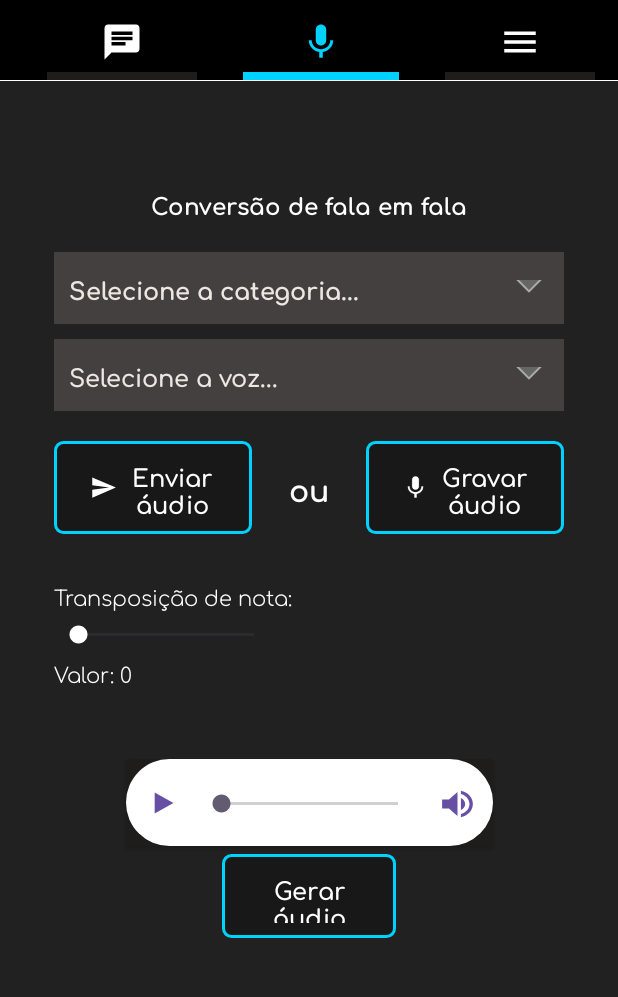
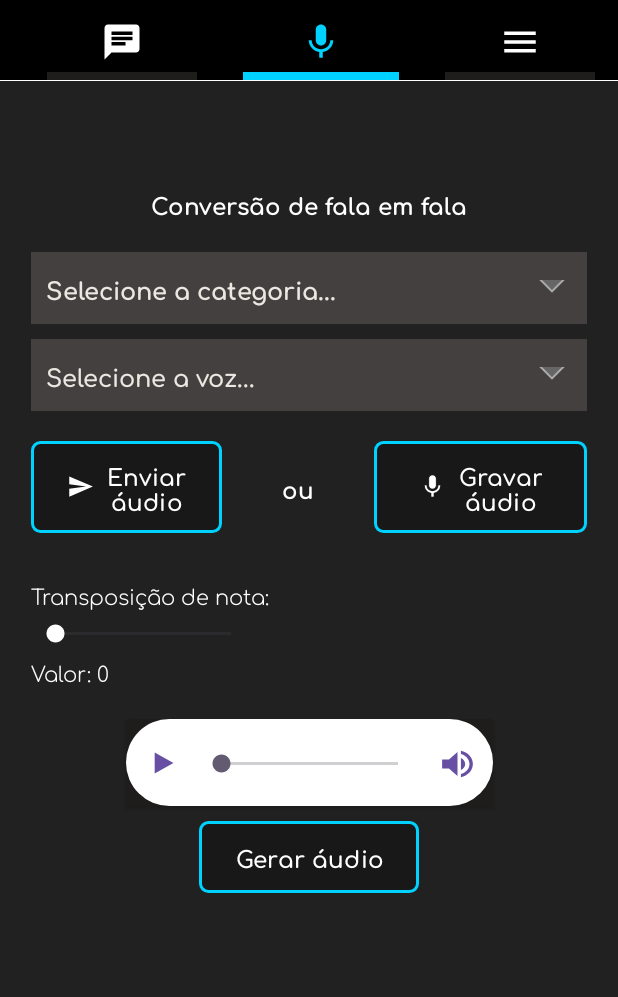
Before and after one commit to JohnnyMichael17/falatron-app, an Android app: the screen it shows after launch (MainActivity), after a tap on an icon or button, on a phone screen of 412 x 824 dp, the part 75-1072 px from its top. Run offline under Robolectric (Android 15) with nearby library versions, the phone set to English and light mode, and no system bars; our stand-ins replace AdMob; pictures from the network do not load; 10 statements that could not run were skipped.

Commit message:
Melhorando botões

```diff
--- a/app/src/main/java/com/falatron/fragments/RvcFragment.java
+++ b/app/src/main/java/com/falatron/fragments/RvcFragment.java
@@ -33,7 +33,6 @@ import android.provider.Settings;
 import android.util.Base64;
 import android.util.Log;
 import android.view.LayoutInflater;
-import android.view.MotionEvent;
 import android.view.View;
 import android.view.ViewGroup;
 import android.view.animation.Animation;
@@ -100,6 +99,7 @@ public class RvcFragment extends Fragment {
 
     private MediaRecorder mediaRecorder;
     private String outputFile;
+    private boolean isRecording = false;
 
     private boolean isPlaying = false;
     private boolean isMuted = false;
@@ -144,7 +144,7 @@ public class RvcFragment extends Fragment {
 
         outputFile = Environment.getExternalStoragePublicDirectory(Environment.DIRECTORY_MUSIC).getAbsolutePath() + "/recording.mp3";
 
-        binding.btnGravarAudio.setOnTouchListener(new View.OnTouchListener() {
+        /*binding.btnGravarAudio.setOnTouchListener(new View.OnTouchListener() {
             @Override
             public boolean onTouch(View v, MotionEvent event) {
                 switch (event.getAction()) {
@@ -160,6 +160,23 @@ public class RvcFragment extends Fragment {
                         break;
                 }
                 return true;
+            }
+        });*/
+
+        binding.btnGravarAudio.setOnClickListener(new View.OnClickListener() {
+            @SuppressLint("UseCompatLoadingForDrawables")
+            @Override
+            public void onClick(View v) {
+                if (isRecording) {
+                    binding.btnGravarAudio.setIcon(getResources().getDrawable(R.drawable.baseline_square_24, null));
+                    binding.btnGravarAudio.setText(R.string.parar_de_gravar);
+                    startRecording();
+                } else {
+                    binding.btnGravarAudio.setIcon(getResources().getDrawable(R.drawable.baseline_mic_24, null));
+                    binding.btnGravarAudio.setText(R.string.gravar_audio);
+                    stopRecording();
+                }
+                isRecording = !isRecording;
             }
         });
 
--- a/app/src/main/res/layout/fragment_rvc.xml
+++ b/app/src/main/res/layout/fragment_rvc.xml
@@ -25,6 +25,20 @@
             android:layout_height="wrap_content"
             android:background="@color/backgroundColor2">
 
+            <androidx.constraintlayout.widget.Guideline
+                android:id="@+id/guideline"
+                android:layout_width="wrap_content"
+                android:layout_height="wrap_content"
+                android:orientation="vertical"
+                app:layout_constraintGuide_percent="0.05" />
+
+            <androidx.constraintlayout.widget.Guideline
+                android:id="@+id/guideline2"
+                android:layout_width="wrap_content"
+                android:layout_height="wrap_content"
+                android:orientation="vertical"
+                app:layout_constraintGuide_percent="0.95" />
+
             <TextView
                 android:id="@+id/txtConversao"
                 android:layout_width="wrap_content"
@@ -34,62 +48,62 @@
                 android:text="@string/conversao_de_fala_em_fala"
                 android:textColor="@color/white"
                 android:textSize="15sp"
-                app:layout_constraintEnd_toEndOf="parent"
-                app:layout_constraintStart_toStartOf="parent"
+                app:layout_constraintEnd_toEndOf="@id/guideline2"
+                app:layout_constraintStart_toStartOf="@id/guideline"
                 app:layout_constraintTop_toTopOf="parent" />
 
             <Spinner
                 android:id="@+id/spinnerCategoria"
-                style="@style/spinner_categoria"
-                android:layout_width="340dp"
-                android:layout_height="0dp"
+                android:layout_width="0dp"
+                android:layout_height="wrap_content"
                 android:layout_marginTop="20dp"
-                app:layout_constraintEnd_toEndOf="parent"
-                app:layout_constraintHorizontal_bias="0.492"
-                app:layout_constraintStart_toStartOf="parent"
+                android:background="@drawable/bg_spinner"
+                android:minHeight="48dp"
+                app:layout_constraintEnd_toEndOf="@id/guideline2"
+                app:layout_constraintStart_toStartOf="@id/guideline"
                 app:layout_constraintTop_toBottomOf="@+id/txtConversao" />
 
             <Spinner
                 android:id="@+id/spinnerVoz"
-                android:layout_width="340dp"
+                android:layout_width="0dp"
                 android:layout_height="wrap_content"
                 android:layout_marginTop="10dp"
                 android:background="@drawable/bg_spinner"
                 android:minHeight="48dp"
-                app:layout_constraintEnd_toEndOf="parent"
-                app:layout_constraintHorizontal_bias="0.0"
+                app:layout_constraintEnd_toEndOf="@+id/spinnerCategoria"
                 app:layout_constraintStart_toStartOf="@+id/spinnerCategoria"
                 app:layout_constraintTop_toBottomOf="@+id/spinnerCategoria" />
 
             <com.google.android.material.button.MaterialButton
                 android:id="@+id/btnEnviarAudio"
-                android:layout_width="132dp"
-                android:layout_height="62dp"
+                android:layout_width="wrap_content"
+                android:layout_height="wrap_content"
                 android:layout_marginTop="20dp"
                 android:background="@drawable/bg_selected_button"
                 android:fontFamily="@font/comfortaa_semi_bold"
                 android:text="@string/enviar_audio"
                 android:textAllCaps="false"
                 android:textColor="@color/text_color_selected"
-                android:textSize="16sp"
+                android:textSize="15sp"
                 app:backgroundTint="@null"
                 app:icon="@drawable/baseline_send_24"
-                app:layout_constraintStart_toStartOf="@+id/spinnerVoz"
+                app:layout_constraintStart_toStartOf="@+id/guideline"
                 app:layout_constraintTop_toBottomOf="@+id/cardModel" />
 
             <com.google.android.material.button.MaterialButton
                 android:id="@+id/btnGravarAudio"
-                android:layout_width="132dp"
-                android:layout_height="62dp"
+                android:layout_width="wrap_content"
+                android:layout_height="wrap_content"
                 android:background="@drawable/bg_selected_button"
                 android:fontFamily="@font/comfortaa_semi_bold"
+                android:paddingHorizontal="30dp"
                 android:text="@string/gravar_audio"
                 android:textAllCaps="false"
                 android:textColor="@color/text_color_selected"
-                android:textSize="16sp"
+                android:textSize="15sp"
                 app:backgroundTint="@null"
                 app:icon="@drawable/baseline_mic_24"
-                app:layout_constraintEnd_toEndOf="@+id/spinnerVoz"
+                app:layout_constraintEnd_toEndOf="@+id/guideline2"
                 app:layout_constraintTop_toTopOf="@+id/btnEnviarAudio" />
 
             <androidx.cardview.widget.CardView
@@ -97,12 +111,12 @@
                 android:layout_width="wrap_content"
                 android:layout_height="wrap_content"
                 android:layout_marginStart="50dp"
-                android:layout_marginTop="150dp"
+                android:layout_marginTop="20dp"
                 android:layout_marginEnd="50dp"
                 android:backgroundTint="@color/backgroundColor"
-                app:layout_constraintEnd_toEndOf="parent"
-                app:layout_constraintStart_toStartOf="parent"
-                app:layout_constraintTop_toBottomOf="@+id/btnEnviarAudio">
+                app:layout_constraintEnd_toEndOf="@id/guideline2"
+                app:layout_constraintStart_toStartOf="@id/guideline"
+                app:layout_constraintTop_toBottomOf="@+id/txtValor">
 
                 <androidx.constraintlayout.widget.ConstraintLayout
                     android:id="@+id/cardUserMediaPlayer"
@@ -173,18 +187,18 @@
 
             <Button
                 android:id="@+id/btnGerarAudioRvc"
-                android:layout_width="116dp"
-                android:layout_height="56dp"
-                android:layout_marginTop="5dp"
+                android:layout_width="wrap_content"
+                android:layout_height="wrap_content"
+                android:layout_marginTop="10dp"
                 android:background="@drawable/bg_selected_button"
                 android:fontFamily="@font/comfortaa_semi_bold"
                 android:text="@string/gerar_audio"
                 android:textAllCaps="false"
                 android:textColor="@color/white"
-                android:textSize="16sp"
+                android:textSize="15sp"
                 app:backgroundTint="@null"
-                app:layout_constraintEnd_toEndOf="parent"
-                app:layout_constraintStart_toStartOf="parent"
+                app:layout_constraintEnd_toEndOf="@id/guideline2"
+                app:layout_constraintStart_toStartOf="@id/guideline"
                 app:layout_constraintTop_toBottomOf="@+id/loadingProgressBar" />
 
             <androidx.cardview.widget.CardView
@@ -446,7 +460,7 @@
                 android:fontFamily="@font/comfortaa_bold"
                 android:text="@string/ou"
                 android:textColor="@color/white"
-                android:textSize="20sp"
+                android:textSize="15sp"
                 app:layout_constraintBottom_toBottomOf="@+id/btnEnviarAudio"
                 app:layout_constraintEnd_toStartOf="@+id/btnGravarAudio"
                 app:layout_constraintStart_toEndOf="@+id/btnEnviarAudio"
@@ -460,7 +474,7 @@
                 android:fontFamily="@font/comfortaa_light"
                 android:text="@string/transposicao_de_nota"
                 android:textColor="@color/white"
-                app:layout_constraintStart_toStartOf="@+id/btnEnviarAudio"
+                app:layout_constraintStart_toStartOf="@+id/guideline"
                 app:layout_constraintTop_toBottomOf="@+id/btnEnviarAudio" />
 
             <SeekBar
@@ -473,7 +487,7 @@
                 android:progressTint="@color/white"
                 android:thumbTint="@color/white"
                 app:layout_constraintEnd_toEndOf="@+id/txtTransposicao"
-                app:layout_constraintStart_toStartOf="@+id/txtTransposicao"
+                app:layout_constraintStart_toStartOf="@+id/guideline"
                 app:layout_constraintTop_toBottomOf="@+id/txtTransposicao" />
 
             <TextView
@@ -484,7 +498,7 @@
                 android:fontFamily="@font/comfortaa_light"
                 android:text="@string/valor"
                 android:textColor="@color/white"
-                app:layout_constraintStart_toStartOf="@+id/seekBarPitch"
+                app:layout_constraintStart_toStartOf="@+id/guideline"
                 app:layout_constraintTop_toBottomOf="@+id/seekBarPitch" />
 
         </androidx.constraintlayout.widget.ConstraintLayout>
@@ -497,6 +511,7 @@
         app:layout_constraintEnd_toEndOf="parent"
         app:layout_constraintStart_toStartOf="parent"
         app:layout_constraintTop_toTopOf="parent">
+
     </FrameLayout>
 
     <FrameLayout
@@ -506,5 +521,6 @@
         app:layout_constraintBottom_toBottomOf="parent"
         app:layout_constraintEnd_toEndOf="parent"
         app:layout_constraintStart_toStartOf="parent">
+
     </FrameLayout>
 </androidx.constraintlayout.widget.ConstraintLayout>
--- a/app/src/main/res/values/strings.xml
+++ b/app/src/main/res/values/strings.xml
@@ -1,7 +1,7 @@
 <resources>
     <string name="app_name">ViewPager</string>
-    <string name="gravar_audio">Gravar áudio</string>
-    <string name="enviar_audio">Enviar áudio</string>
+    <string name="gravar_audio">Gravar\náudio</string>
+    <string name="enviar_audio">Enviar\náudio</string>
     <string name="gerar_audio">Gerar áudio</string>
     <string name="nome">Nome:</string>
     <string name="autor">Autor:</string>
@@ -34,4 +34,5 @@
     <string name="avalie_nosso_aplicativo">Avalie nosso aplicativo</string>
     <string name="conversao_de_texto_em_fala">Conversão de texto em fala</string>
     <string name="conversao_de_fala_em_fala">Conversão de fala em fala</string>
+    <string name="parar_de_gravar">Parar\\nde\\ngravar</string>
 </resources>
--- a/app/src/main/res/values/styles.xml
+++ b/app/src/main/res/values/styles.xml
@@ -1,23 +1,15 @@
 <?xml version="1.0" encoding="utf-8"?>
 <resources xmlns:android="http://schemas.android.com/apk/res/android">
-    <style name="spinner_categoria">
-        <item name="colorPrimary">@color/blue</item>
-        <item name="android:layout_width">391dp</item>
-        <item name="android:layout_height">wrap_content</item>
-        <item name="android:layout_marginStart">15dp</item>
-        <item name="android:layout_marginTop">88dp</item>
-        <item name="android:layout_marginEnd">15dp</item>
-        <item name="android:background">@drawable/bg_spinner</item>
-        <item name="android:minHeight">48dp</item>
-    </style>
+
     <style name="menuButton" parent="Widget.AppCompat.Button">
         <item name="android:background">@android:color/transparent</item>
     </style>
+
     <style name="ButtonTextStyle">
         <item name="android:textAllCaps">false</item>
     </style>
+
     <style name="SweetAlertDialogStyle" parent="Theme.AppCompat.Light.Dialog.Alert">
         <item name="colorAccent">@color/blue</item>
     </style>
-
 </resources>
```
Also changed, not shown: app/src/main/res/layout/fragment_tts.xml (+37 -23 lines).
